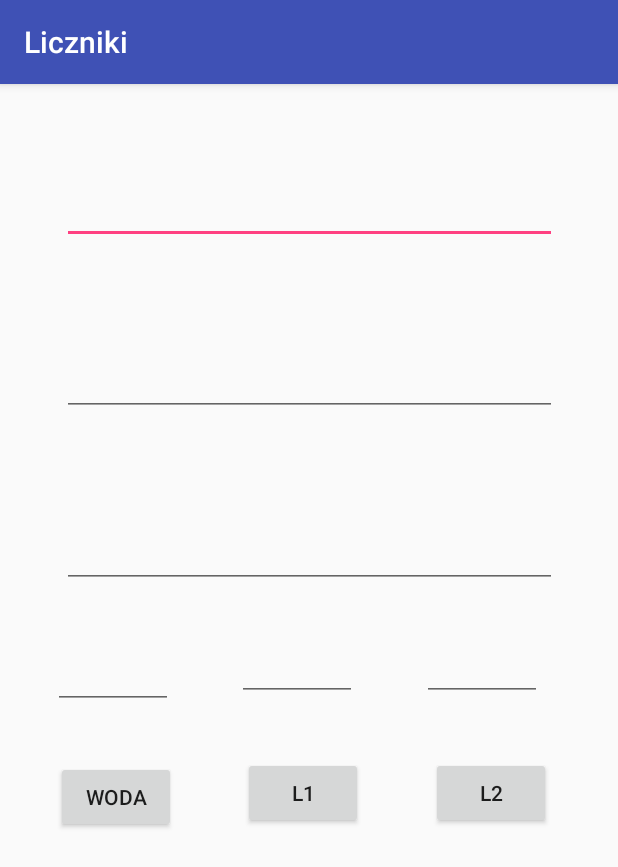
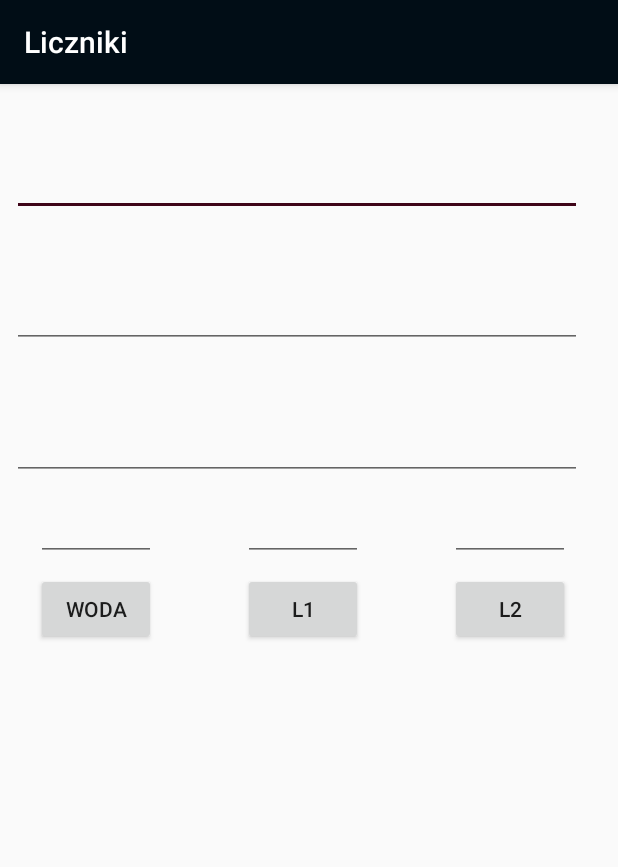
Before and after one commit to zszurman/licznikizs, an Android app: the screen it shows after launch (MainActivity), on a phone screen of 412 x 824 dp. Shown: the top 867 px of the screen. Run offline under Robolectric (Android 15) with nearby library versions, the phone set to English and light mode, and no system bars.

Commit message:
Poprawiono layout

```diff
--- a/app/src/main/res/layout/activity_main.xml
+++ b/app/src/main/res/layout/activity_main.xml
@@ -9,16 +9,14 @@
     <EditText
         android:id="@+id/editText3"
         style="@android:style/Widget.Material.AutoCompleteTextView"
-        android:layout_width="330dp"
+        android:layout_width="0dp"
         android:layout_height="80dp"
-        android:layout_marginBottom="8dp"
-        android:layout_marginEnd="8dp"
+        android:layout_marginEnd="24dp"
         android:layout_marginStart="8dp"
         android:layout_marginTop="8dp"
         android:ems="10"
         android:inputType="textMultiLine"
         android:textSize="20sp"
-        app:layout_constraintBottom_toTopOf="@+id/editText4"
         app:layout_constraintEnd_toEndOf="parent"
         app:layout_constraintStart_toStartOf="parent"
         app:layout_constraintTop_toTopOf="parent" />
@@ -26,16 +24,14 @@
     <EditText
         android:id="@+id/editText4"
         style="@android:style/Widget.Material.AutoCompleteTextView"
-        android:layout_width="330dp"
+        android:layout_width="0dp"
         android:layout_height="80dp"
-        android:layout_marginBottom="8dp"
-        android:layout_marginEnd="8dp"
+        android:layout_marginEnd="24dp"
         android:layout_marginStart="8dp"
         android:layout_marginTop="8dp"
         android:ems="10"
         android:inputType="textMultiLine"
         android:textSize="20sp"
-        app:layout_constraintBottom_toTopOf="@+id/editText5"
         app:layout_constraintEnd_toEndOf="parent"
         app:layout_constraintStart_toStartOf="parent"
         app:layout_constraintTop_toBottomOf="@+id/editText3" />
@@ -43,16 +39,14 @@
     <EditText
         android:id="@+id/editText5"
         style="@android:style/Widget.Material.AutoCompleteTextView"
-        android:layout_width="330dp"
+        android:layout_width="0dp"
         android:layout_height="80dp"
-        android:layout_marginBottom="8dp"
-        android:layout_marginEnd="8dp"
+        android:layout_marginEnd="24dp"
         android:layout_marginStart="8dp"
         android:layout_marginTop="8dp"
         android:ems="10"
         android:inputType="textMultiLine"
         android:textSize="20sp"
-        app:layout_constraintBottom_toTopOf="@+id/editText6"
         app:layout_constraintEnd_toEndOf="parent"
         app:layout_constraintStart_toStartOf="parent"
         app:layout_constraintTop_toBottomOf="@+id/editText4" />
@@ -61,14 +55,10 @@
         android:id="@+id/editText6"
         android:layout_width="80dp"
         android:layout_height="46dp"
-        android:layout_marginBottom="8dp"
-        android:layout_marginEnd="8dp"
-        android:layout_marginStart="8dp"
+        android:layout_marginStart="24dp"
         android:layout_marginTop="8dp"
         android:ems="10"
         android:inputType="number"
-        app:layout_constraintBottom_toTopOf="@+id/button"
-        app:layout_constraintEnd_toStartOf="@+id/editText7"
         app:layout_constraintStart_toStartOf="parent"
         app:layout_constraintTop_toBottomOf="@+id/editText5" />
 
@@ -76,13 +66,11 @@
         android:id="@+id/editText7"
         android:layout_width="80dp"
         android:layout_height="46dp"
-        android:layout_marginBottom="8dp"
         android:layout_marginEnd="8dp"
         android:layout_marginStart="8dp"
         android:layout_marginTop="8dp"
         android:ems="10"
         android:inputType="number"
-        app:layout_constraintBottom_toTopOf="@+id/button2"
         app:layout_constraintEnd_toStartOf="@+id/editText8"
         app:layout_constraintStart_toEndOf="@+id/editText6"
         app:layout_constraintTop_toBottomOf="@+id/editText5" />
@@ -91,29 +79,21 @@
         android:id="@+id/editText8"
         android:layout_width="80dp"
         android:layout_height="46dp"
-        android:layout_marginBottom="8dp"
-        android:layout_marginEnd="24dp"
-        android:layout_marginStart="8dp"
+        android:layout_marginEnd="32dp"
         android:layout_marginTop="8dp"
         android:ems="10"
         android:inputType="number"
-        app:layout_constraintBottom_toTopOf="@+id/button3"
         app:layout_constraintEnd_toEndOf="parent"
-        app:layout_constraintStart_toEndOf="@+id/editText7"
         app:layout_constraintTop_toBottomOf="@+id/editText5" />
 
     <Button
         android:id="@+id/button"
         android:layout_width="80dp"
         android:layout_height="48dp"
-        android:layout_marginBottom="250dp"
-        android:layout_marginEnd="8dp"
-        android:layout_marginStart="8dp"
+        android:layout_marginStart="24dp"
         android:layout_marginTop="8dp"
+        android:onClick="zmW"
         android:text="Woda"
-        android:onClick="zmW"
-        app:layout_constraintBottom_toBottomOf="parent"
-        app:layout_constraintEnd_toStartOf="@+id/button2"
         app:layout_constraintStart_toStartOf="parent"
         app:layout_constraintTop_toBottomOf="@+id/editText6" />
 
@@ -121,13 +101,11 @@
         android:id="@+id/button2"
         android:layout_width="80dp"
         android:layout_height="48dp"
-        android:layout_marginBottom="250dp"
         android:layout_marginEnd="8dp"
         android:layout_marginStart="8dp"
         android:layout_marginTop="8dp"
+        android:onClick="zmL1"
         android:text="L1"
-        android:onClick="zmL1"
-        app:layout_constraintBottom_toBottomOf="parent"
         app:layout_constraintEnd_toStartOf="@+id/button3"
         app:layout_constraintStart_toEndOf="@+id/button"
         app:layout_constraintTop_toBottomOf="@+id/editText7" />
@@ -136,14 +114,10 @@
         android:id="@+id/button3"
         android:layout_width="80dp"
         android:layout_height="48dp"
-        android:layout_marginBottom="250dp"
-        android:layout_marginEnd="16dp"
-        android:layout_marginStart="8dp"
+        android:layout_marginEnd="32dp"
         android:layout_marginTop="8dp"
+        android:onClick="zmL2"
         android:text="L2"
-        android:onClick="zmL2"
-        app:layout_constraintBottom_toBottomOf="parent"
         app:layout_constraintEnd_toEndOf="parent"
-        app:layout_constraintStart_toEndOf="@+id/button2"
         app:layout_constraintTop_toBottomOf="@+id/editText8" />
 </android.support.constraint.ConstraintLayout>
--- a/app/src/main/res/values/colors.xml
+++ b/app/src/main/res/values/colors.xml
@@ -1,6 +1,6 @@
 <?xml version="1.0" encoding="utf-8"?>
 <resources>
-    <color name="colorPrimary">#3F51B5</color>
-    <color name="colorPrimaryDark">#303F9F</color>
-    <color name="colorAccent">#FF4081</color>
+    <color name="colorPrimary">#010d16</color>
+    <color name="colorPrimaryDark">#17215c</color>
+    <color name="colorAccent">#3e0418</color>
 </resources>
```
